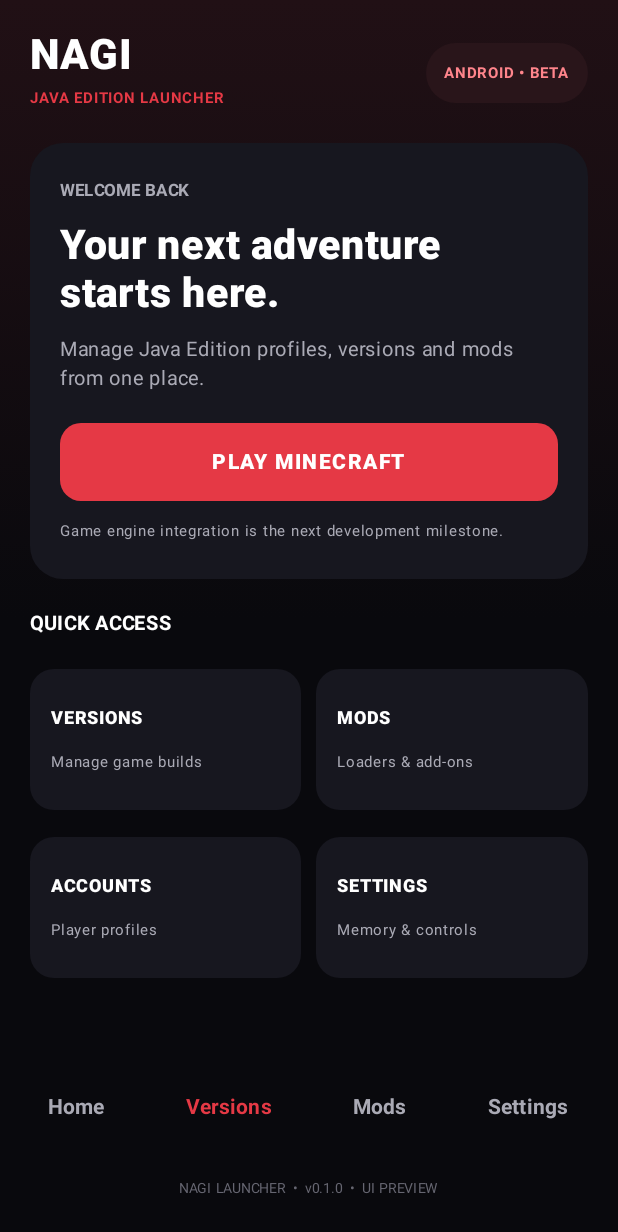
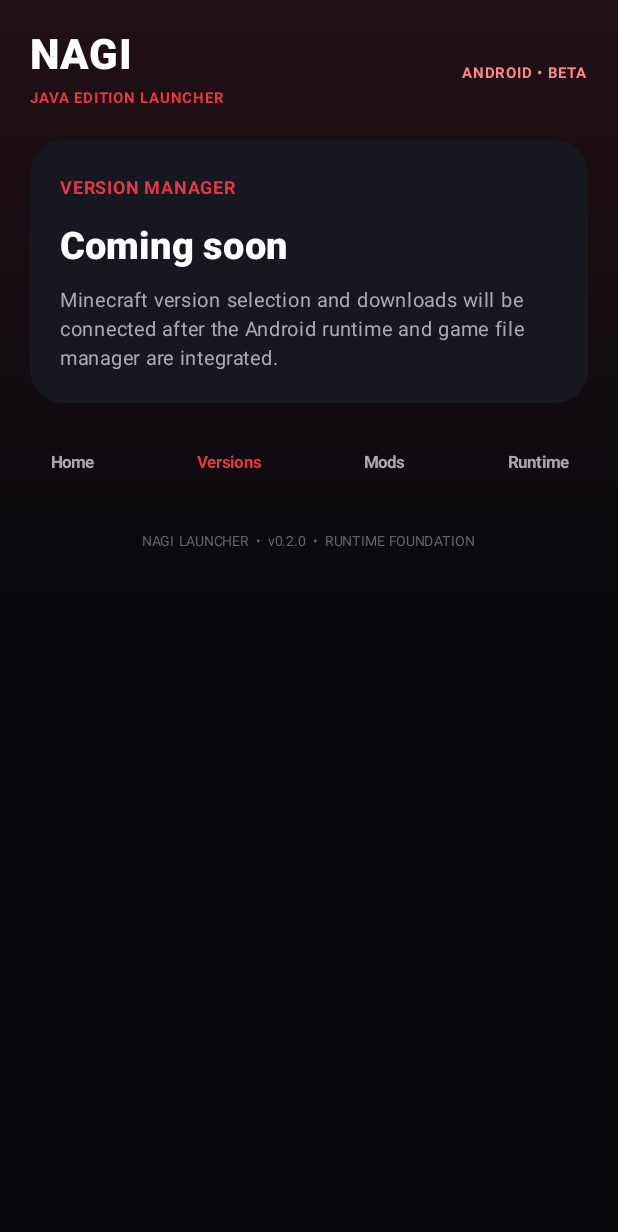
Before and after one commit to teamzyvorax/NAGI-LAUNCHER, an Android app built with Jetpack Compose: the screen it shows after launch (MainActivity), after a tap on "VERSIONS", on a phone screen of 412 x 824 dp. Shown: the top 1232 px of the screen. Run offline under Robolectric (Android 15) with nearby library versions, the phone set to English and light mode, and no system bars.

Commit message:
Add runtime setup and device readiness UI

```diff
--- a/app/src/main/java/com/nagi/launcher/MainActivity.kt
+++ b/app/src/main/java/com/nagi/launcher/MainActivity.kt
@@ -4,32 +4,17 @@ import android.os.Bundle
 import androidx.activity.ComponentActivity
 import androidx.activity.compose.setContent
 import androidx.compose.foundation.background
-import androidx.compose.foundation.layout.Arrangement
-import androidx.compose.foundation.layout.Box
-import androidx.compose.foundation.layout.Column
-import androidx.compose.foundation.layout.Row
-import androidx.compose.foundation.layout.Spacer
-import androidx.compose.foundation.layout.fillMaxSize
-import androidx.compose.foundation.layout.fillMaxWidth
-import androidx.compose.foundation.layout.height
-import androidx.compose.foundation.layout.padding
+import androidx.compose.foundation.layout.*
+import androidx.compose.foundation.rememberScrollState
 import androidx.compose.foundation.shape.RoundedCornerShape
-import androidx.compose.material3.AlertDialog
-import androidx.compose.material3.Button
-import androidx.compose.material3.ButtonDefaults
-import androidx.compose.material3.MaterialTheme
-import androidx.compose.material3.Surface
-import androidx.compose.material3.Text
-import androidx.compose.material3.TextButton
-import androidx.compose.runtime.Composable
-import androidx.compose.runtime.getValue
-import androidx.compose.runtime.mutableStateOf
-import androidx.compose.runtime.remember
-import androidx.compose.runtime.setValue
+import androidx.compose.foundation.verticalScroll
+import androidx.compose.material3.*
+import androidx.compose.runtime.*
 import androidx.compose.ui.Alignment
 import androidx.compose.ui.Modifier
 import androidx.compose.ui.graphics.Brush
 import androidx.compose.ui.graphics.Color
+import androidx.compose.ui.platform.LocalContext
 import androidx.compose.ui.text.font.FontWeight
 import androidx.compose.ui.unit.dp
 import androidx.compose.ui.unit.sp
@@ -42,128 +27,125 @@ private val Muted = Color(0xFFAAAAB5)
 class MainActivity : ComponentActivity() {
     override fun onCreate(savedInstanceState: Bundle?) {
         super.onCreate(savedInstanceState)
-        setContent {
-            MaterialTheme {
-                NagiLauncherApp()
+        setContent { MaterialTheme { NagiLauncherApp() } }
     }
+}
+
+@Composable
+fun NagiLauncherApp() {
+    val context = LocalContext.current
+    var selectedTab by remember { mutableStateOf("Home") }
+    var deviceInfo by remember { mutableStateOf<RuntimeDeviceInfo?>(null) }
+
+    LaunchedEffect(Unit) { deviceInfo = RuntimeEnvironment.inspect(context) }
+
+    Surface(Modifier.fillMaxSize(), color = Background) {
+        Column(
+            Modifier.fillMaxSize()
+                .background(Brush.verticalGradient(listOf(Color(0xFF211015), Background, Background)))
+                .verticalScroll(rememberScrollState()).padding(20.dp),
+            verticalArrangement = Arrangement.spacedBy(16.dp)
+        ) {
+            Row(Modifier.fillMaxWidth(), horizontalArrangement = Arrangement.SpaceBetween, verticalAlignment = Alignment.CenterVertically) {
+                Column {
+                    Text("NAGI", color = Color.White, fontSize = 28.sp, fontWeight = FontWeight.Black)
+                    Text("JAVA EDITION LAUNCHER", color = Red, fontSize = 10.sp, fontWeight = FontWeight.Bold)
+                }
+                Text("ANDROID • BETA", color = Color(0xFFFF858C), fontSize = 10.sp, fontWeight = FontWeight.Bold)
+            }
+
+            when (selectedTab) {
+                "Home" -> HomeScreen({ selectedTab = "Runtime" }, { selectedTab = it })
+                "Runtime" -> RuntimeScreen(deviceInfo) { deviceInfo = RuntimeEnvironment.inspect(context) }
+                "Versions" -> PlaceholderScreen("VERSION MANAGER", "Minecraft version selection and downloads will be connected after the Android runtime and game file manager are integrated.")
+                "Mods" -> PlaceholderScreen("MOD MANAGER", "Fabric, Forge and mod installation are planned after the base Minecraft runtime is working.")
+            }
+
+            Row(Modifier.fillMaxWidth(), horizontalArrangement = Arrangement.SpaceBetween) {
+                listOf("Home", "Versions", "Mods", "Runtime").forEach { tab ->
+                    TextButton(onClick = { selectedTab = tab }) {
+                        Text(tab, color = if (selectedTab == tab) Red else Muted, fontWeight = FontWeight.Bold, fontSize = 11.sp)
+                    }
+                }
+            }
+            Text("NAGI LAUNCHER  •  v0.2.0  •  RUNTIME FOUNDATION", color = Color(0xFF666671), fontSize = 9.sp, modifier = Modifier.align(Alignment.CenterHorizontally))
         }
     }
 }
 
 @Composable
-fun NagiLauncherApp() {
-    var showMessage by remember { mutableStateOf(false) }
-    var selectedTab by remember { mutableStateOf("Home") }
-
-    Surface(
-        modifier = Modifier.fillMaxSize(),
-        color = Background
-    ) {
-        Column(
-            modifier = Modifier
-                .fillMaxSize()
-                .background(
-                    Brush.verticalGradient(
-                        listOf(Color(0xFF211015), Background, Background)
-                    )
-                )
-                .padding(20.dp),
-            verticalArrangement = Arrangement.spacedBy(18.dp)
-        ) {
-            Row(
-                modifier = Modifier.fillMaxWidth(),
-                horizontalArrangement = Arrangement.SpaceBetween,
-                verticalAlignment = Alignment.CenterVertically
-            ) {
-                Column {
-                    Text("NAGI", color = Color.White, fontSize = 28.sp, fontWeight = FontWeight.Black)
-                    Text("JAVA EDITION LAUNCHER", color = Red, fontSize = 10.sp, fontWeight = FontWeight.Bold)
+private fun HomeScreen(onPlay: () -> Unit, onNavigate: (String) -> Unit) {
+    Column(verticalArrangement = Arrangement.spacedBy(16.dp)) {
+        Column(Modifier.fillMaxWidth().background(Panel, RoundedCornerShape(22.dp)).padding(20.dp)) {
+            Text("WELCOME BACK", color = Muted, fontSize = 11.sp, fontWeight = FontWeight.Bold)
+            Spacer(Modifier.height(8.dp))
+            Text("Your next adventure starts here.", color = Color.White, fontSize = 27.sp, fontWeight = FontWeight.ExtraBold, lineHeight = 32.sp)
+            Spacer(Modifier.height(12.dp))
+            Text("The Android runtime foundation is being prepared.", color = Muted, fontSize = 13.sp)
+            Spacer(Modifier.height(20.dp))
+            Button(onClick = onPlay, modifier = Modifier.fillMaxWidth().height(52.dp), shape = RoundedCornerShape(14.dp), colors = ButtonDefaults.buttonColors(containerColor = Red)) {
+                Text("OPEN RUNTIME SETUP", fontWeight = FontWeight.ExtraBold, letterSpacing = 1.sp)
             }
-                Box(
-                    modifier = Modifier
-                        .background(Color(0xFF29151A), RoundedCornerShape(50))
-                        .padding(horizontal = 12.dp, vertical = 8.dp)
-                ) {
-                    Text("ANDROID • BETA", color = Color(0xFFFF858C), fontSize = 10.sp, fontWeight = FontWeight.Bold)
+            Spacer(Modifier.height(8.dp))
+            Text("Minecraft cannot launch until the Java runtime and renderer are integrated.", color = Muted, fontSize = 10.sp)
+        }
+        Text("QUICK ACCESS", color = Color.White, fontSize = 13.sp, fontWeight = FontWeight.Bold)
+        Row(horizontalArrangement = Arrangement.spacedBy(10.dp)) {
+            QuickCard("VERSIONS", "Game builds", Modifier.weight(1f)) { onNavigate("Versions") }
+            QuickCard("MODS", "Loaders & add-ons", Modifier.weight(1f)) { onNavigate("Mods") }
+        }
+        Row(horizontalArrangement = Arrangement.spacedBy(10.dp)) {
+            QuickCard("RUNTIME", "Device readiness", Modifier.weight(1f)) { onNavigate("Runtime") }
+            QuickCard("SETTINGS", "Coming next", Modifier.weight(1f)) { onNavigate("Runtime") }
+        }
     }
 }
 
-            Column(
-                modifier = Modifier
-                    .fillMaxWidth()
-                    .background(Panel, RoundedCornerShape(22.dp))
-                    .padding(20.dp)
-            ) {
-                Text("WELCOME BACK", color = Muted, fontSize = 11.sp, fontWeight = FontWeight.Bold)
-                Spacer(Modifier.height(8.dp))
-                Text("Your next adventure\nstarts here.", color = Color.White, fontSize = 27.sp, fontWeight = FontWeight.ExtraBold, lineHeight = 32.sp)
-                Spacer(Modifier.height(12.dp))
-                Text("Manage Java Edition profiles, versions and mods from one place.", color = Muted, fontSize = 13.sp, lineHeight = 19.sp)
-                Spacer(Modifier.height(20.dp))
-                Button(
-                    onClick = { showMessage = true },
-                    modifier = Modifier.fillMaxWidth().height(52.dp),
-                    shape = RoundedCornerShape(14.dp),
-                    colors = ButtonDefaults.buttonColors(containerColor = Red)
-                ) {
-                    Text("PLAY MINECRAFT", fontWeight = FontWeight.ExtraBold, letterSpacing = 1.sp)
+@Composable
+private fun RuntimeScreen(info: RuntimeDeviceInfo?, onRefresh: () -> Unit) {
+    Column(Modifier.fillMaxWidth().background(Panel, RoundedCornerShape(22.dp)).padding(20.dp), verticalArrangement = Arrangement.spacedBy(12.dp)) {
+        Text("ANDROID RUNTIME", color = Red, fontSize = 12.sp, fontWeight = FontWeight.Bold)
+        Text("Device readiness", color = Color.White, fontSize = 25.sp, fontWeight = FontWeight.ExtraBold)
+        Text("This check reads your device architecture, RAM and free app storage. It does not install Java or download Minecraft.", color = Muted, fontSize = 12.sp)
+        if (info == null) {
+            Text("Checking device…", color = Muted)
+        } else {
+            InfoLine("CPU architecture", info.primaryAbi)
+            InfoLine("64-bit ARM support", if (info.supportsArm64) "Available" else "Not detected")
+            InfoLine("Total device RAM", (info.totalRamMb / 1024).toString() + " GB")
+            InfoLine("Free app storage", info.freeStorageMb.toString() + " MB")
+            InfoLine("Game data folder", if (info.gameDirectory.exists()) "Prepared" else "Not ready")
+            InfoLine("Runtime folder", if (info.runtimeDirectory.exists()) "Prepared" else "Not ready")
         }
-                Spacer(Modifier.height(8.dp))
-                Text("Game engine integration is the next development milestone.", color = Muted, fontSize = 10.sp)
-            }
-
-            Text("QUICK ACCESS", color = Color.White, fontSize = 13.sp, fontWeight = FontWeight.Bold)
-            Row(horizontalArrangement = Arrangement.spacedBy(10.dp)) {
-                QuickCard("VERSIONS", "Manage game builds", Modifier.weight(1f)) { selectedTab = "Versions" }
-                QuickCard("MODS", "Loaders & add-ons", Modifier.weight(1f)) { selectedTab = "Mods" }
-            }
-            Row(horizontalArrangement = Arrangement.spacedBy(10.dp)) {
-                QuickCard("ACCOUNTS", "Player profiles", Modifier.weight(1f)) { selectedTab = "Accounts" }
-                QuickCard("SETTINGS", "Memory & controls", Modifier.weight(1f)) { selectedTab = "Settings" }
-            }
-
-            Spacer(Modifier.weight(1f))
-            Row(
-                modifier = Modifier.fillMaxWidth(),
-                horizontalArrangement = Arrangement.SpaceBetween
-            ) {
-                listOf("Home", "Versions", "Mods", "Settings").forEach { tab ->
-                    TextButton(onClick = { selectedTab = tab }) {
-                        Text(tab, color = if (selectedTab == tab) Red else Muted, fontWeight = FontWeight.Bold)
+        Text("RUNTIME ENGINE: NOT INSTALLED", color = Color(0xFFFF858C), fontSize = 12.sp, fontWeight = FontWeight.Bold)
+        Text("Next: integrate a compatible Android Java runtime, LWJGL layer and graphics renderer. This requires native libraries as well as Java files.", color = Muted, fontSize = 11.sp)
+        Button(onClick = onRefresh, modifier = Modifier.fillMaxWidth(), colors = ButtonDefaults.buttonColors(containerColor = Red)) {
+            Text("REFRESH DEVICE CHECK", fontWeight = FontWeight.Bold)
         }
     }
 }
-            Text("NAGI LAUNCHER  •  v0.1.0  •  UI PREVIEW", color = Color(0xFF666671), fontSize = 9.sp, modifier = Modifier.align(Alignment.CenterHorizontally))
+
+@Composable
+private fun InfoLine(label: String, value: String) {
+    Row(Modifier.fillMaxWidth(), horizontalArrangement = Arrangement.SpaceBetween) {
+        Text(label, color = Muted, fontSize = 11.sp)
+        Text(value, color = Color.White, fontSize = 11.sp, fontWeight = FontWeight.Bold)
     }
 }
 
-    if (showMessage) {
-        AlertDialog(
-            onDismissRequest = { showMessage = false },
-            containerColor = Panel,
-            title = { Text("Minecraft engine not connected yet", color = Color.White) },
-            text = { Text("This first build is the working launcher interface. Next we will add Android runtime, rendering and legitimate Minecraft account/game integration.", color = Muted) },
-            confirmButton = {
-                TextButton(onClick = { showMessage = false }) {
-                    Text("GOT IT", color = Red, fontWeight = FontWeight.Bold)
-                }
-            }
-        )
+@Composable
+private fun PlaceholderScreen(title: String, description: String) {
+    Column(Modifier.fillMaxWidth().background(Panel, RoundedCornerShape(22.dp)).padding(20.dp), verticalArrangement = Arrangement.spacedBy(12.dp)) {
+        Text(title, color = Red, fontSize = 12.sp, fontWeight = FontWeight.Bold)
+        Text("Coming soon", color = Color.White, fontSize = 25.sp, fontWeight = FontWeight.ExtraBold)
+        Text(description, color = Muted, fontSize = 13.sp, lineHeight = 19.sp)
     }
 }
 
 @Composable
 fun QuickCard(title: String, subtitle: String, modifier: Modifier = Modifier, onClick: () -> Unit) {
-    Surface(
-        onClick = onClick,
-        modifier = modifier.height(94.dp),
-        color = Panel,
-        shape = RoundedCornerShape(16.dp)
-    ) {
-        Column(
-            modifier = Modifier.padding(14.dp),
-            verticalArrangement = Arrangement.Center
-        ) {
+    Surface(onClick = onClick, modifier = modifier.height(94.dp), color = Panel, shape = RoundedCornerShape(16.dp)) {
+        Column(Modifier.padding(14.dp), verticalArrangement = Arrangement.Center) {
             Text(title, color = Color.White, fontWeight = FontWeight.ExtraBold, fontSize = 12.sp)
             Spacer(Modifier.height(5.dp))
             Text(subtitle, color = Muted, fontSize = 10.sp)
```
Lines whose indentation alone changed are shown as unchanged.
